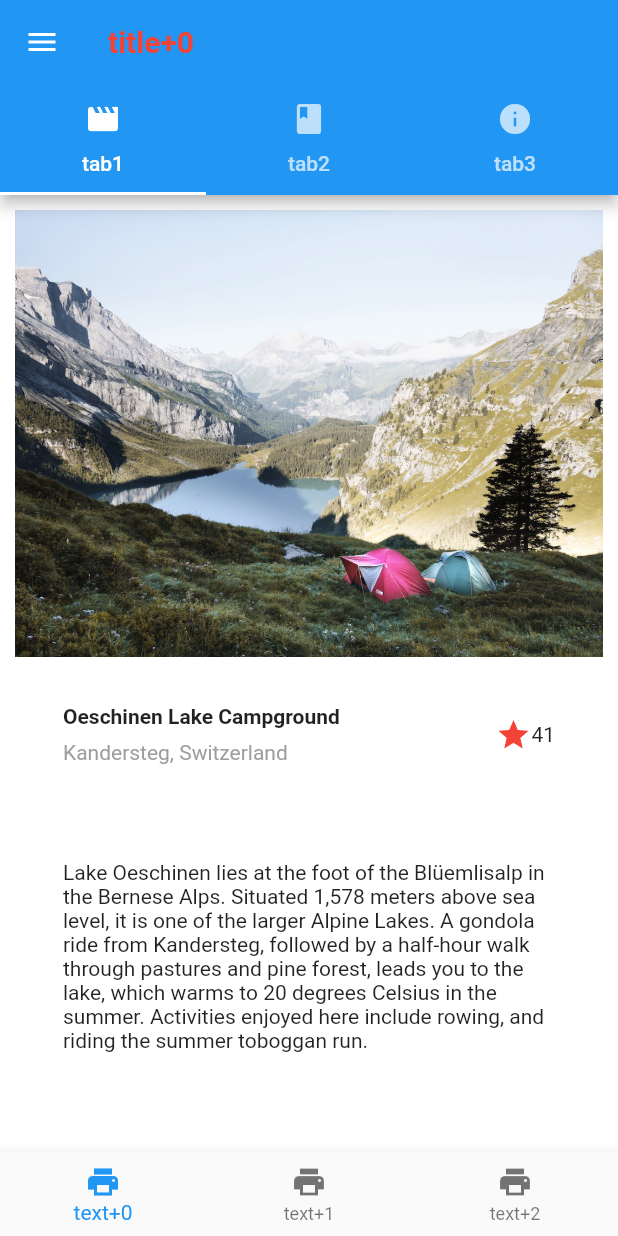
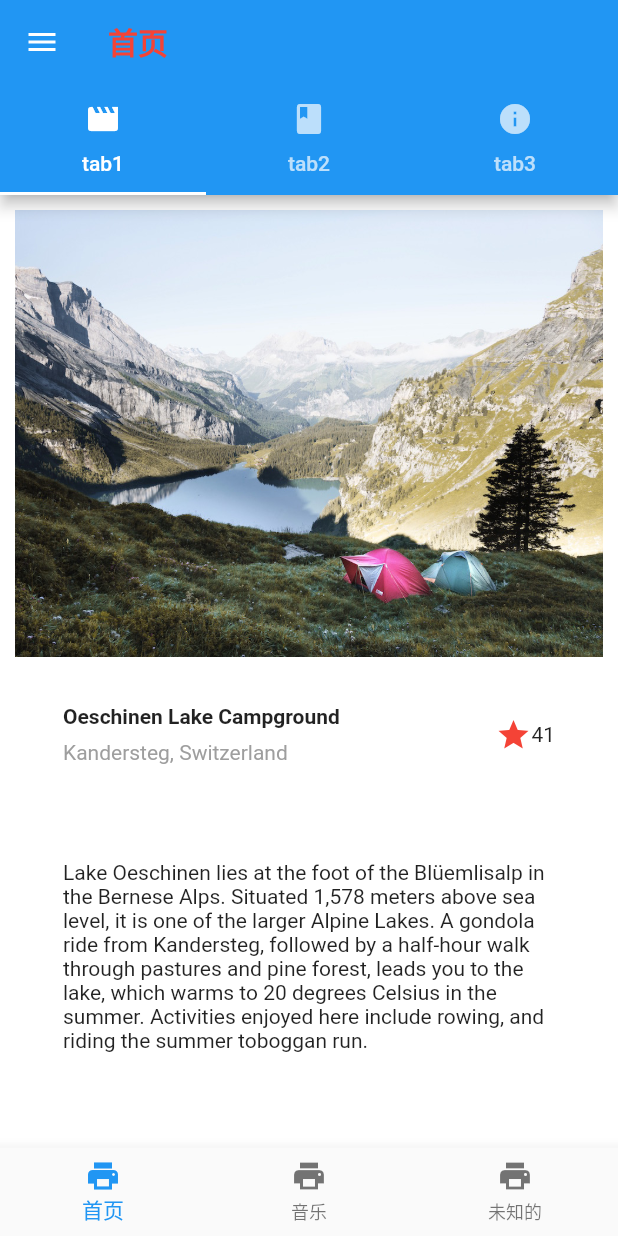
Before and after one commit to qiang437587687/FlutterCreate, a Flutter app: the screen it shows after launch, on a phone screen of 412 x 824 dp. Run offline on Flutter 3.47's test engine with Material 2 defaults, Android fonts, the phone set to English and light mode, and no system bars; drawn by our look-alikes of pull_to_refresh; our stand-ins replace convert, share; missing offline and left inert: flutter_douban; generated files the repository leaves out were written again.

Commit message:
音乐页面添加完成

```diff
--- a/flutter_app_douban_copy/lib/main.dart
+++ b/flutter_app_douban_copy/lib/main.dart
@@ -99,9 +99,11 @@ class _HomePageState extends State<HomePage> with SingleTickerProviderStateMixin
       color: Colors.red, fontWeight: FontWeight.w700,);
 //    return TabController(length: null, vsync: null) //神奇啊
 
+
+
     _scaffold = Scaffold(
       appBar: AppBar(
-        title: Text("title+$index", style: style,),
+        title: Text(_topAndBottomTitle(index), style: style,),
         bottom: _movieTab(),
         leading: new IconButton(icon: new AnimatedIcon(icon: AnimatedIcons.close_menu,progress: controller.view,), onPressed: (){
           controller.fling(velocity: isPanelVisible ? -1.0 : 1.0);
@@ -122,10 +124,21 @@ class _HomePageState extends State<HomePage> with SingleTickerProviderStateMixin
     );
   }
 
+  _topAndBottomTitle(int indexx) {
+    switch (indexx) {
+      case 0:
+        return "首页";
+      case 1:
+        return "音乐";
+      case 2:
+        return "未知的";
+
+    }
+  }
 
   _getBottomNavigationBar() {
-    List<BottomNavigationBarItem> items = List<BottomNavigationBarItem>.generate(3, (index) {
-        return BottomNavigationBarItem(icon: Icon(Icons.print), title: Text("text+$index"));
+    List<BottomNavigationBarItem> items = List<BottomNavigationBarItem>.generate(3, (ind) {
+        return BottomNavigationBarItem(icon: Icon(Icons.print), title: Text(_topAndBottomTitle(ind)));
     });
     return BottomNavigationBar(
         onTap: _selectPosition,
```
Also changed, not shown: flutter_app_douban_copy/lib/musicPage.dart (+137 -69 lines).
